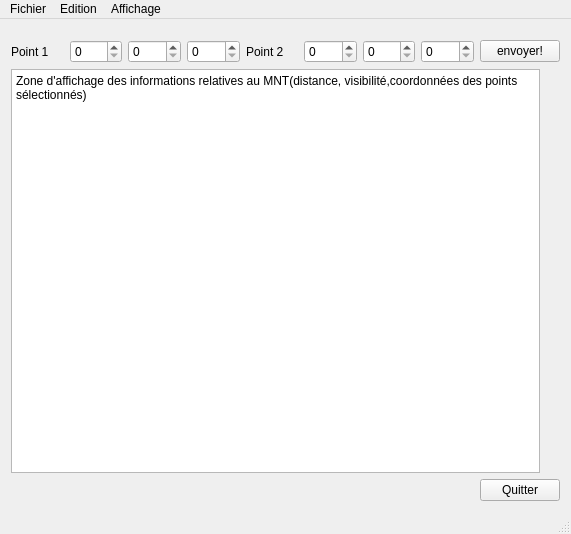
ppensier/projet_opengl, file mainwindow.ui: the form before one commit.
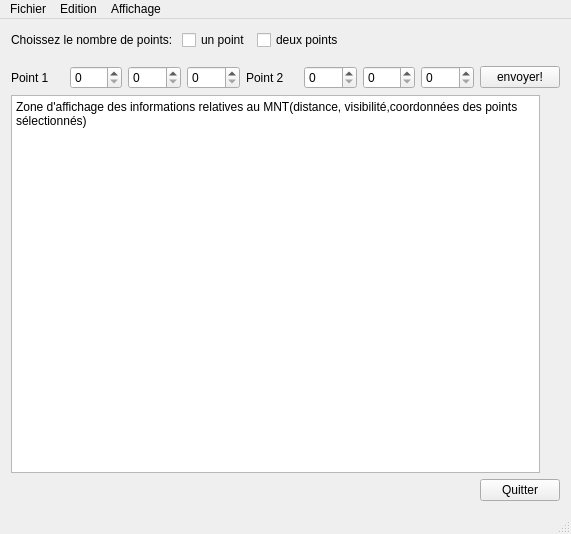
The form after the commit.

What changed in the file:
```diff
--- a/mainwindow.ui
+++ b/mainwindow.ui
@@ -15,6 +15,47 @@
   </property>
   <widget class="QWidget" name="centralWidget">
    <layout class="QVBoxLayout" name="verticalLayout">
+    <item>
+     <layout class="QHBoxLayout" name="horizontalLayout">
+      <property name="topMargin">
+       <number>0</number>
+      </property>
+      <item>
+       <widget class="QLabel" name="label">
+        <property name="text">
+         <string>Choissez le nombre de points: </string>
+        </property>
+       </widget>
+      </item>
+      <item>
+       <widget class="QCheckBox" name="nb1">
+        <property name="text">
+         <string>un point</string>
+        </property>
+       </widget>
+      </item>
+      <item>
+       <widget class="QCheckBox" name="nb2">
+        <property name="text">
+         <string>deux points</string>
+        </property>
+       </widget>
+      </item>
+      <item>
+       <spacer name="horizontalSpacer_2">
+        <property name="orientation">
+         <enum>Qt::Horizontal</enum>
+        </property>
+        <property name="sizeHint" stdset="0">
+         <size>
+          <width>40</width>
+          <height>20</height>
+         </size>
+        </property>
+       </spacer>
+      </item>
+     </layout>
+    </item>
     <item>
      <layout class="QHBoxLayout" name="horizontalLayout_3">
       <property name="leftMargin">
```
